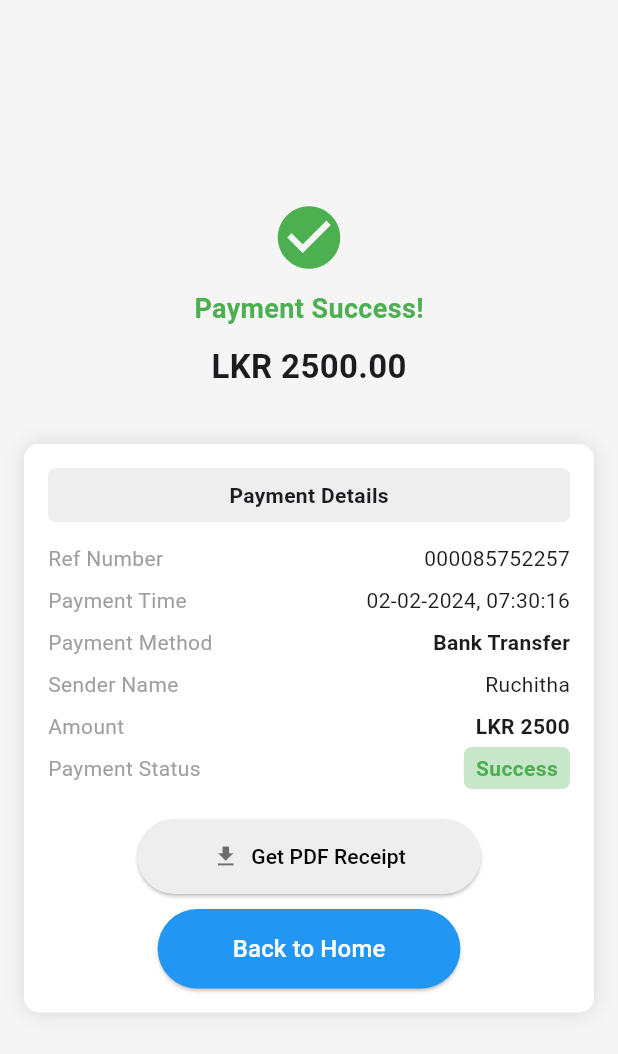
After one commit to SumindaBandara/HelthcareMobileApp, a Flutter app: the Paymentsucess screen opened directly, on a phone screen of 412 x 824 dp. The commit adds this screen. Shown: the top 1054 px of the screen. Run offline on Flutter 3.47's test engine with Material 3 defaults, Android fonts, the phone set to English and light mode, and no system bars; network calls fail.

Commit message:
2 payment pages

```diff
--- a/lib/main.dart
+++ b/lib/main.dart
@@ -7,7 +7,8 @@ import 'package:untitled/topdoctor.dart';
 import 'package:untitled/user.dart';
 import 'package:untitled/Sign_in.dart';
 import 'package:untitled/Sign_up.dart';
-
+import 'package:untitled/ondaypayment.dart';
+import 'package:untitled/paymentsucess.dart';
 import 'home1.dart';
 
 void main() {
--- /dev/null
+++ b/lib/paymentsucess.dart
@@ -0,0 +1,159 @@
+import 'package:flutter/material.dart';
+
+class Paymentsucess extends StatefulWidget {
+  const Paymentsucess({super.key});
+
+  @override
+  State<Paymentsucess> createState() => PaymentsucessState();
+}
+
+class PaymentsucessState extends State<Paymentsucess> {
+  @override
+  Widget build(BuildContext context) {
+    return Scaffold(
+      backgroundColor: Colors.grey[100],
+      body: Center(
+        child: Column(
+          mainAxisAlignment: MainAxisAlignment.center,
+          children: [
+            Icon(
+              Icons.check_circle,
+              color: Colors.green,
+              size: 50,
+            ),
+            SizedBox(height: 10),
+            Text(
+              "Payment Success!",
+              style: TextStyle(
+                color: Colors.green,
+                fontSize: 18,
+                fontWeight: FontWeight.bold,
+              ),
+            ),
+            SizedBox(height: 10),
+            Text(
+              "LKR 2500.00",
+              style: TextStyle(
+                fontSize: 22,
+                fontWeight: FontWeight.bold,
+              ),
+            ),
+            SizedBox(height: 20),
+            Container(
+              margin: EdgeInsets.all(16),
+              padding: EdgeInsets.all(16),
+              decoration: BoxDecoration(
+                color: Colors.white,
+                borderRadius: BorderRadius.circular(10),
+                boxShadow: [
+                  BoxShadow(
+                    color: Colors.black12,
+                    blurRadius: 10,
+                  ),
+                ],
+              ),
+              child: Column(
+                crossAxisAlignment: CrossAxisAlignment.start,
+                children: [
+                  Container(
+                    padding: EdgeInsets.all(8),
+                    decoration: BoxDecoration(
+                      color: Colors.grey[200],
+                      borderRadius: BorderRadius.circular(5),
+                    ),
+                    child: Center(
+                      child: Text(
+                        "Payment Details",
+                        style: TextStyle(fontWeight: FontWeight.bold),
+                      ),
+                    ),
+                  ),
+                  SizedBox(height: 10),
+                  paymentDetail("Ref Number", "000085752257"),
+                  paymentDetail("Payment Time", "02-02-2024, 07:30:16"),
+                  paymentDetail("Payment Method", "Bank Transfer", bold: true),
+                  paymentDetail("Sender Name", "Ruchitha"),
+                  paymentDetail("Amount", "LKR 2500", bold: true),
+                  Row(
+                    mainAxisAlignment: MainAxisAlignment.spaceBetween,
+                    children: [
+                      Text("Payment Status",
+                          style: TextStyle(color: Colors.grey)),
+                      Container(
+                        padding:
+                            EdgeInsets.symmetric(horizontal: 8, vertical: 4),
+                        decoration: BoxDecoration(
+                          color: Colors.green[100],
+                          borderRadius: BorderRadius.circular(5),
+                        ),
+                        child: Text(
+                          "Success",
+                          style: TextStyle(
+                              color: Colors.green, fontWeight: FontWeight.bold),
+                        ),
+                      ),
+                    ],
+                  ),
+                  SizedBox(height: 20),
+                  Center(
+                    child: Column(
+                      children: [
+                        ElevatedButton.icon(
+                          onPressed: () {},
+                          icon: Icon(Icons.download, color: Colors.black54),
+                          label: Text("Get PDF Receipt",
+                              style: TextStyle(color: Colors.black)),
+                          style: ElevatedButton.styleFrom(
+                            backgroundColor: Colors.grey[200],
+                            shape: RoundedRectangleBorder(
+                              borderRadius: BorderRadius.circular(30),
+                            ),
+                            padding: EdgeInsets.symmetric(
+                                horizontal: 50, vertical: 15),
+                          ),
+                        ),
+                        SizedBox(height: 10),
+                        ElevatedButton(
+                          onPressed: () {},
+                          style: ElevatedButton.styleFrom(
+                            backgroundColor: Colors.blue,
+                            shape: RoundedRectangleBorder(
+                              borderRadius: BorderRadius.circular(30),
+                            ),
+                            padding: EdgeInsets.symmetric(
+                                horizontal: 50, vertical: 15),
+                          ),
+                          child: Text(
+                            "Back to Home",
+                            style: TextStyle(fontSize: 16, color: Colors.white),
+                          ),
+                        ),
+                      ],
+                    ),
+                  ),
+                ],
+              ),
+            ),
+          ],
+        ),
+      ),
+    );
+  }
+
+  Widget paymentDetail(String title, String value, {bool bold = false}) {
+    return Padding(
+      padding: const EdgeInsets.symmetric(vertical: 4),
+      child: Row(
+        mainAxisAlignment: MainAxisAlignment.spaceBetween,
+        children: [
+          Text(title, style: TextStyle(color: Colors.grey)),
+          Text(
+            value,
+            style: TextStyle(
+                fontWeight: bold ? FontWeight.bold : FontWeight.normal),
+          ),
+        ],
+      ),
+    );
+  }
+}
--- a/lib/user.dart
+++ b/lib/user.dart
@@ -19,11 +19,10 @@ class OnboardingScreen extends State<Onboarding3> {
             mainAxisAlignment: MainAxisAlignment.center,
             children: [
               Image.asset(
-                'images/icon_app.png', // Replace with your actual image asset
-                height: 150,
+                'images/icon_app2.png', // Replace with your actual image asset
+                height: 250,
                 width: 400,
               ),
-              const SizedBox(height: 20),
               const Text(
                 'CENTRAL CARE',
                 style: TextStyle(
```
Also changed, not shown: lib/Sign_in.dart (+13 -7 lines), lib/Sign_up.dart (+15 -6 lines), lib/ondaypayment.dart (added, +116 -0 lines), images/icon_app2.png (added), pubspec.lock, 4 other files.
